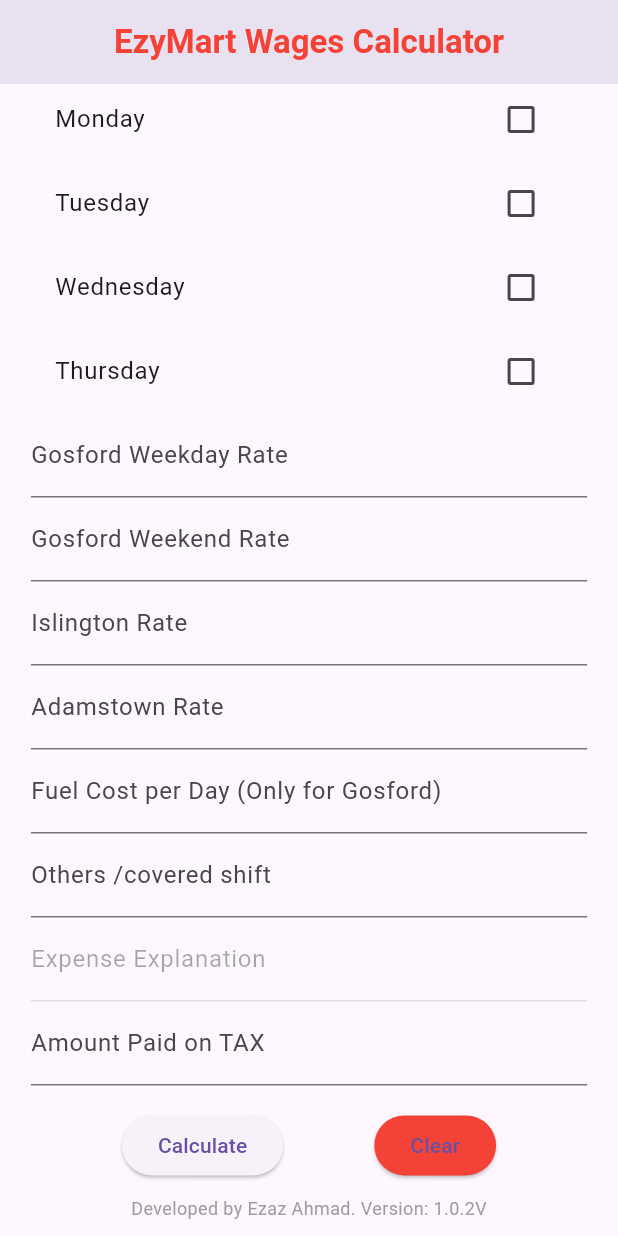
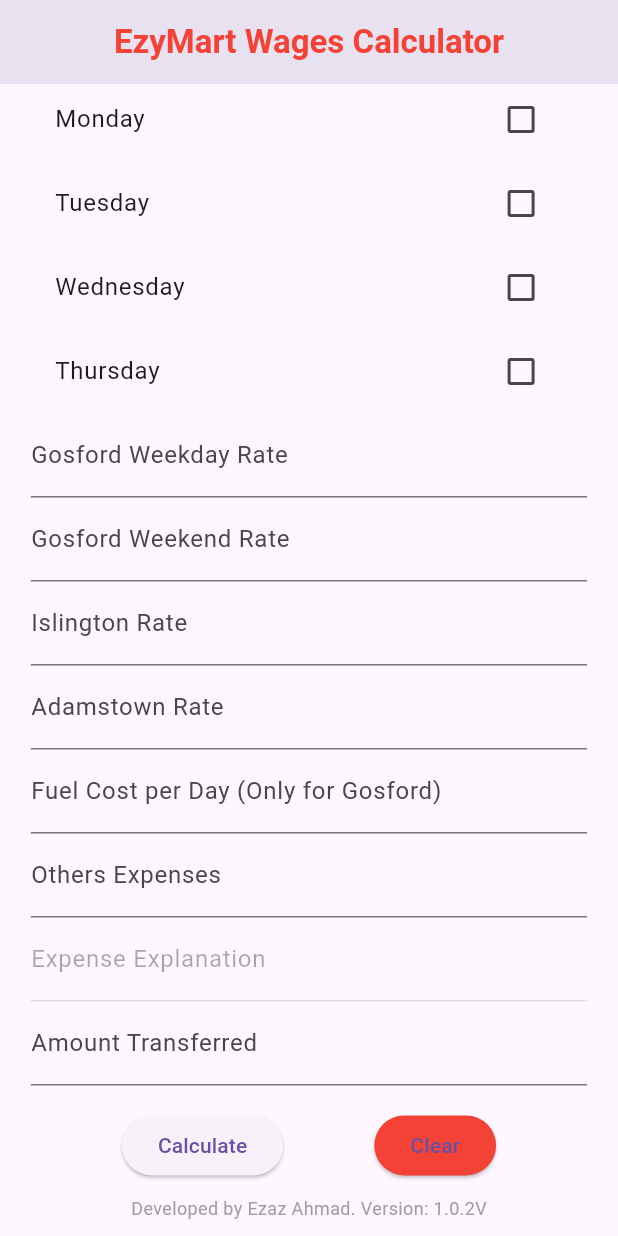
Before and after one commit to Ezaz-Ahmad/EzyMart-Wages-report-Flutter, a Flutter app: the screen it shows after launch, scrolled down 361 dp, on a phone screen of 412 x 824 dp. Run offline on Flutter 3.47's test engine with Material 3 defaults, Android fonts, the phone set to English and light mode, and no system bars; our stand-ins replace animated_text_kit, open_file, pdf, permission_handler.

Commit message:
rename the tax field

```diff
--- a/lib/main.dart
+++ b/lib/main.dart
@@ -316,18 +316,19 @@
                   'Fuel Cost for Gosford: \$${_totalFuelCost.toStringAsFixed(2)}'),
               pw.Padding(padding: pw.EdgeInsets.symmetric(vertical: 10)),
               pw.Text(
-                  'Grand Total Wages (Before deducting TAX amount): \$${_grandtotalbeforeTax.toStringAsFixed(2)}',
+                  'Grand Total Wages (Before deducting Transferred amount): \$${_grandtotalbeforeTax.toStringAsFixed(2)}',
                   style: pw.TextStyle(
                     fontWeight: pw.FontWeight.bold,
                     color: PdfColors.red,
                   )),
-              pw.Text('Amount Paid on Tax: \$${_taxAmount.toStringAsFixed(2)}',
+              pw.Text(
+                  'Amount Transferred on Bank: \$${_taxAmount.toStringAsFixed(2)}',
                   style: pw.TextStyle(
                     fontWeight: pw.FontWeight.bold,
                     color: PdfColors.blue,
                   )),
               pw.Text(
-                  'Grand Total Wages (After deducting TAX amount): \$${_grandTotalWages.toStringAsFixed(2)}',
+                  'Grand Total Wages (After deductingTransferred amount): \$${_grandTotalWages.toStringAsFixed(2)}',
                   style: pw.TextStyle(
                     fontWeight: pw.FontWeight.bold,
                     color: PdfColors.red,
@@ -337,7 +338,7 @@
               pw.Container(
                 alignment: pw.Alignment.center,
                 child: pw.Text(
-                  'Developed by Ezaz Ahmad. Version: 1.0.2V',
+                  'Developed by Ezaz Ahmad. Version: 1.0.3V',
                   style: pw.TextStyle(
                     fontSize: 12, // Smaller font size for footer
                     color: PdfColors.grey,
@@ -644,12 +645,13 @@
                 Text('Other/covered shift: \$${others.toStringAsFixed(2)}',
                     style: TextStyle(fontSize: textSize)),
                 Text(
-                    'Grand Total Wages (Before deducting TAX amount): \$${_grandtotalbeforeTax.toStringAsFixed(2)}',
-                    style: TextStyle(fontSize: textSize)),
-                Text('Amount Paid on Tax: \$${_taxAmount.toStringAsFixed(2)}',
+                    'Grand Total Wages (Before deducting Transferred amount): \$${_grandtotalbeforeTax.toStringAsFixed(2)}',
                     style: TextStyle(fontSize: textSize)),
                 Text(
-                    'Grand Total Wages (After deducting TAX amount): \$${_grandTotalWages.toStringAsFixed(2)}',
+                    'Transfered Amount on Bank: \$${_taxAmount.toStringAsFixed(2)}',
+                    style: TextStyle(fontSize: textSize)),
+                Text(
+                    'Grand Total Wages (After deducting Transferred amount): \$${_grandTotalWages.toStringAsFixed(2)}',
                     style: TextStyle(fontSize: textSize)),
               ],
             ),
@@ -919,8 +921,7 @@
                   },
                 ),
                 TextFormField(
-                  decoration:
-                      InputDecoration(labelText: 'Others /covered shift'),
+                  decoration: InputDecoration(labelText: 'Others Expenses'),
                   keyboardType: TextInputType.number,
                   onChanged: (value) {
                     setState(() {
@@ -942,15 +943,15 @@
                   },
                 ),
                 TextFormField(
-                  decoration: InputDecoration(labelText: 'Amount Paid on TAX'),
+                  decoration: InputDecoration(labelText: 'Amount Transferred'),
                   keyboardType: TextInputType.number,
                   validator: (value) {
                     if (value == null || value.isEmpty) {
-                      return 'Please enter a tax amount';
+                      return 'Please enter a Transferred amount';
                     }
                     final number = double.tryParse(value);
                     if (number == null || number <= 0) {
-                      return 'Please enter a positive tax amount';
+                      return 'Please enter a positive Transferred amount';
                     }
                     return null;
                   },
```
